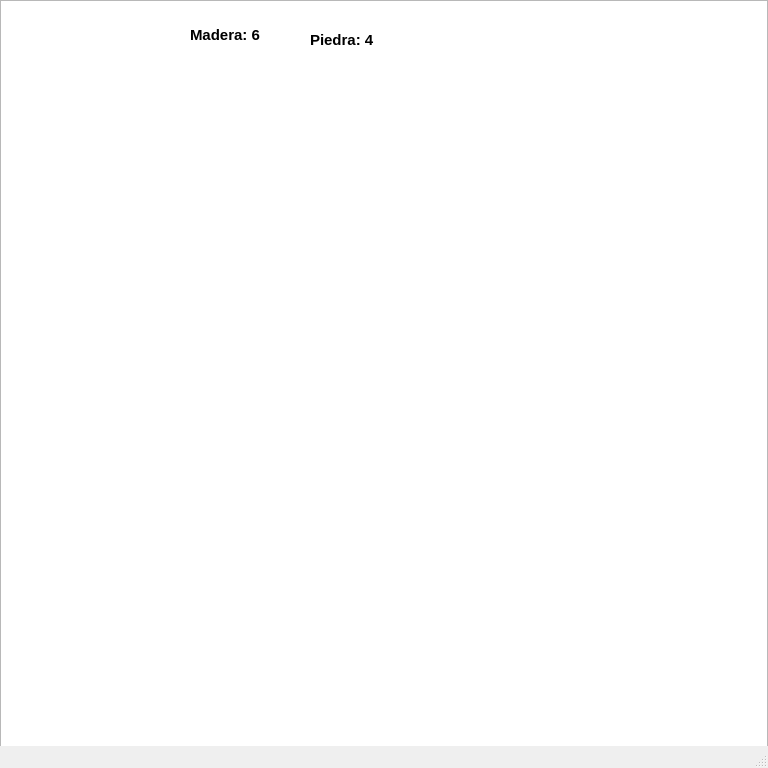
First picture: the form in mainwindow.ui, repository InnerL/Game_of_Troya, before the edit.
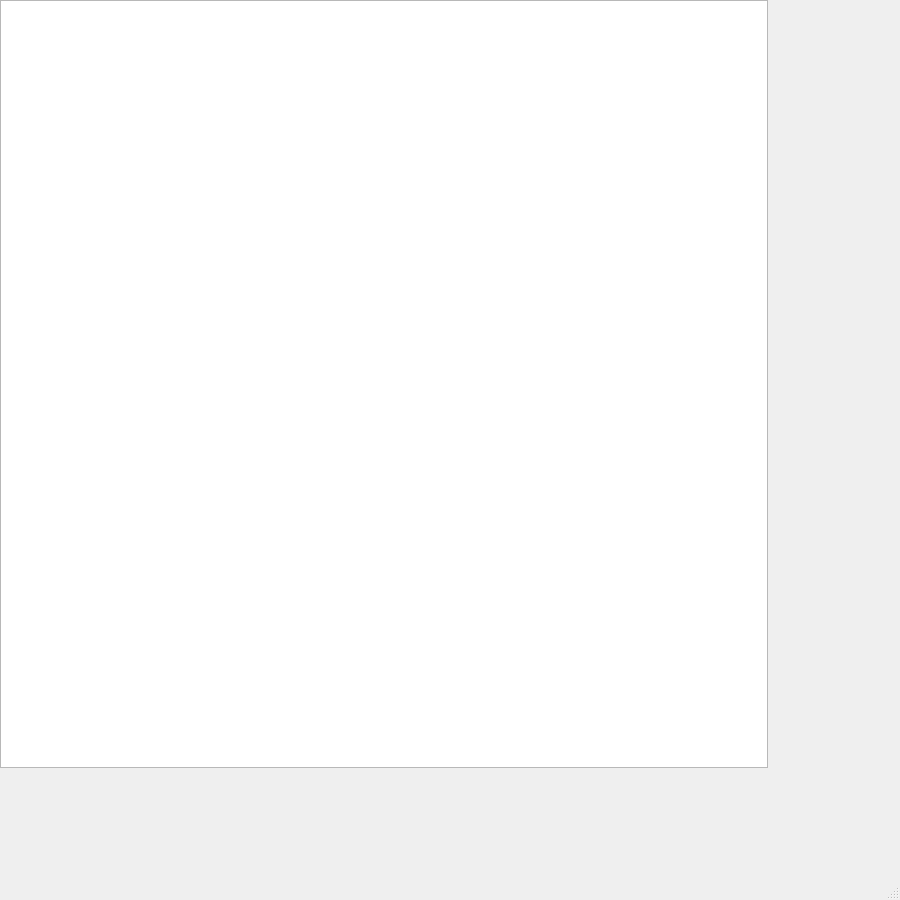
Second picture: the form after the edit.

```diff
--- a/mainwindow.ui
+++ b/mainwindow.ui
@@ -6,8 +6,8 @@
    <rect>
     <x>0</x>
     <y>0</y>
-    <width>768</width>
-    <height>768</height>
+    <width>900</width>
+    <height>900</height>
    </rect>
   </property>
   <property name="windowTitle">
@@ -24,35 +24,6 @@
      </rect>
     </property>
    </widget>
-   <widget class="QLabel" name="maderaLabel">
-    <property name="enabled">
-     <bool>true</bool>
-    </property>
-    <property name="geometry">
-     <rect>
-      <x>190</x>
-      <y>20</y>
-      <width>111</width>
-      <height>31</height>
-     </rect>
-    </property>
-    <property name="text">
-     <string>&lt;html&gt;&lt;head/&gt;&lt;body&gt;&lt;p&gt;&lt;span style=&quot; font-size:11pt; font-weight:700;&quot;&gt;Madera: 6&lt;/span&gt;&lt;/p&gt;&lt;/body&gt;&lt;/html&gt;</string>
-    </property>
-   </widget>
-   <widget class="QLabel" name="piedraLabel">
-    <property name="geometry">
-     <rect>
-      <x>310</x>
-      <y>30</y>
-      <width>101</width>
-      <height>21</height>
-     </rect>
-    </property>
-    <property name="text">
-     <string>&lt;html&gt;&lt;head/&gt;&lt;body&gt;&lt;p&gt;&lt;span style=&quot; font-size:11pt; font-weight:700;&quot;&gt;Piedra: 4&lt;/span&gt;&lt;/p&gt;&lt;/body&gt;&lt;/html&gt;</string>
-    </property>
-   </widget>
   </widget>
   <widget class="QStatusBar" name="statusbar"/>
  </widget>
```
Left out of the diff: 6 changed lines with no effect on the pictures.
